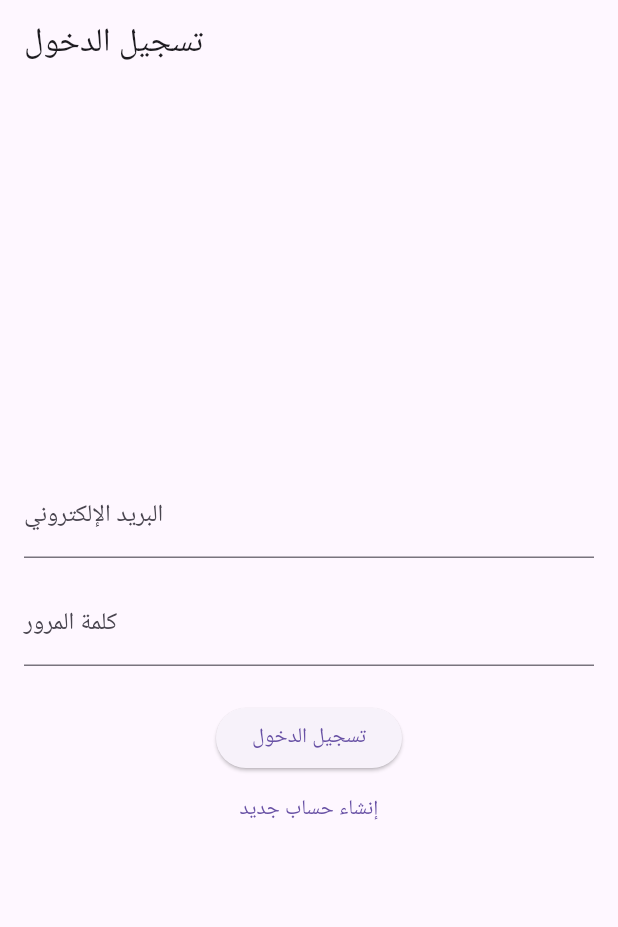
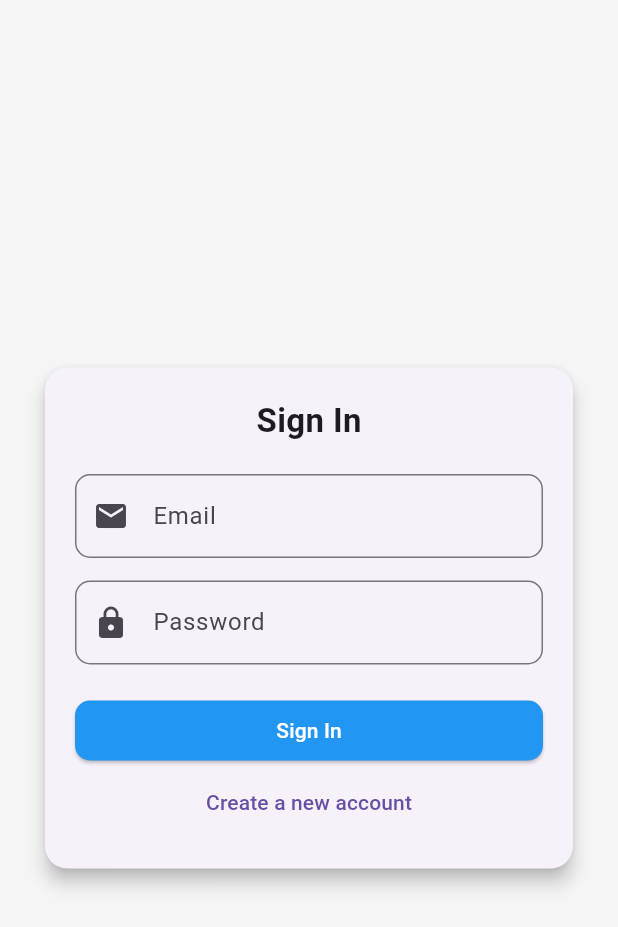
Before and after one commit to BuildFlow-GP/BuildFlow-Frontend, a Flutter app: the screen it shows after launch, on a phone screen of 412 x 824 dp. Shown: the top 927 px of the screen. Run offline on Flutter 3.47's test engine with Material 3 defaults, Android fonts, the light colour scheme and no system bars.

Commit message:
convert signin to english

```diff
--- a/lib/features/auth/presentation/screens/signin_screen.dart
+++ b/lib/features/auth/presentation/screens/signin_screen.dart
@@ -6,34 +6,70 @@ class SignInScreen extends StatelessWidget {
   @override
   Widget build(BuildContext context) {
     return Scaffold(
-      appBar: AppBar(title: const Text('تسجيل الدخول')),
-      body: Padding(
-        padding: const EdgeInsets.all(16.0),
+      backgroundColor: const Color(0xFFF5F5F5), // Light gray background
+      body: Center(
+        child: Card(
+          elevation: 5,
+          shape: RoundedRectangleBorder(
+            borderRadius: BorderRadius.circular(15),
+          ),
+          margin: const EdgeInsets.symmetric(horizontal: 30),
+          child: Padding(
+            padding: const EdgeInsets.all(20),
             child: Column(
-          mainAxisAlignment: MainAxisAlignment.center,
+              mainAxisSize: MainAxisSize.min,
               children: [
+                const Text(
+                  'Sign In',
+                  style: TextStyle(fontSize: 22, fontWeight: FontWeight.bold),
+                ),
+                const SizedBox(height: 20),
                 TextFormField(
-              decoration: const InputDecoration(labelText: 'البريد الإلكتروني'),
+                  decoration: InputDecoration(
+                    labelText: 'Email',
+                    prefixIcon: const Icon(Icons.email),
+                    border: OutlineInputBorder(
+                      borderRadius: BorderRadius.circular(10),
                     ),
-            const SizedBox(height: 16),
+                  ),
+                ),
+                const SizedBox(height: 15),
                 TextFormField(
-              decoration: const InputDecoration(labelText: 'كلمة المرور'),
+                  decoration: InputDecoration(
+                    labelText: 'Password',
+                    prefixIcon: const Icon(Icons.lock),
+                    border: OutlineInputBorder(
+                      borderRadius: BorderRadius.circular(10),
+                    ),
+                  ),
                   obscureText: true,
                 ),
-            const SizedBox(height: 24),
-            ElevatedButton(
+                const SizedBox(height: 20),
+                SizedBox(
+                  width: double.infinity,
+                  child: ElevatedButton(
+                    style: ElevatedButton.styleFrom(
+                      backgroundColor: Colors.blue, // Change button color
+                      foregroundColor: Colors.white, // Text color
+                      shape: RoundedRectangleBorder(
+                        borderRadius: BorderRadius.circular(10),
+                      ),
+                    ),
                     onPressed: () {
-                // من هنا يتم إرسال البيانات إلى الباك إند
+                      // Handle sign-in logic
                     },
-              child: const Text('تسجيل الدخول'),
+                    child: const Text('Sign In'),
+                  ),
                 ),
                 TextButton(
                   onPressed: () {
-                // التنقل إلى صفحة التسجيل
+                    // Navigate to sign-up screen
                   },
-              child: const Text('إنشاء حساب جديد'),
+                  child: const Text('Create a new account'),
                 ),
               ],
+            ),
+          ),
         ),
       ),
     );
```
Lines whose indentation alone changed are shown as unchanged.
